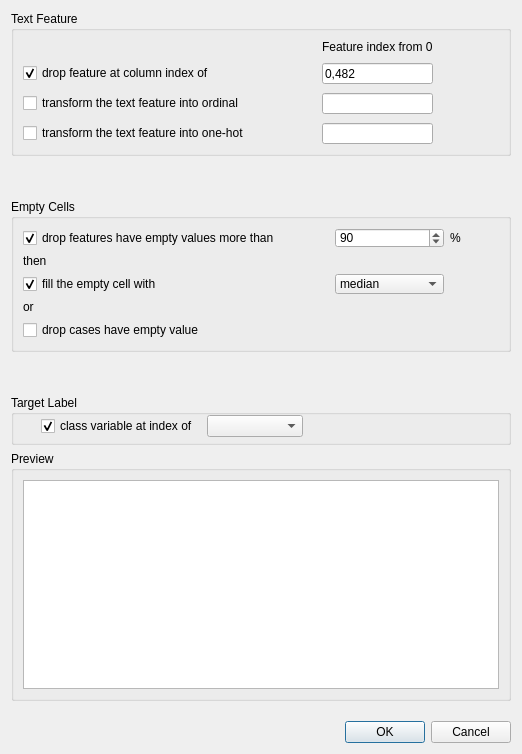
First picture: the form in GUI_part/data_preprocessing.ui, repository Hql1998/graduation_design, before the edit.
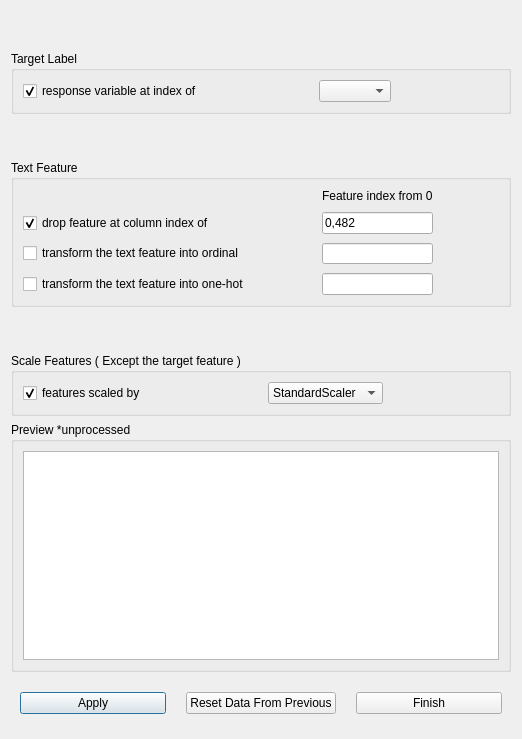
Second picture: the form after the edit.

The edit to the form file:
```diff
--- a/GUI_part/data_preprocessing.ui
+++ b/GUI_part/data_preprocessing.ui
@@ -7,7 +7,7 @@
     <x>0</x>
     <y>0</y>
     <width>518</width>
-    <height>754</height>
+    <height>739</height>
    </rect>
   </property>
   <property name="windowTitle">
@@ -18,7 +18,90 @@
   </property>
   <layout class="QVBoxLayout" name="verticalLayout">
    <item>
-    <widget class="QGroupBox" name="groupBox_3">
+    <spacer name="verticalSpacer_3">
+     <property name="orientation">
+      <enum>Qt::Vertical</enum>
+     </property>
+     <property name="sizeHint" stdset="0">
+      <size>
+       <width>20</width>
+       <height>40</height>
+      </size>
+     </property>
+    </spacer>
+   </item>
+   <item>
+    <widget class="QGroupBox" name="target_label_groupBox">
+     <property name="minimumSize">
+      <size>
+       <width>0</width>
+       <height>50</height>
+      </size>
+     </property>
+     <property name="toolTip">
+      <string>&lt;html&gt;&lt;head/&gt;&lt;body&gt;&lt;p&gt;the class variable you want to predict&lt;/p&gt;&lt;/body&gt;&lt;/html&gt;</string>
+     </property>
+     <property name="title">
+      <string>Target Label</string>
+     </property>
+     <layout class="QGridLayout" name="gridLayout_4">
+      <item row="0" column="3">
+       <spacer name="horizontalSpacer_5">
+        <property name="orientation">
+         <enum>Qt::Horizontal</enum>
+        </property>
+        <property name="sizeHint" stdset="0">
+         <size>
+          <width>40</width>
+          <height>20</height>
+         </size>
+        </property>
+       </spacer>
+      </item>
+      <item row="0" column="2">
+       <widget class="QComboBox" name="target_index_comb"/>
+      </item>
+      <item row="0" column="0">
+       <widget class="QCheckBox" name="set_target_cb">
+        <property name="text">
+         <string>response variable at index of </string>
+        </property>
+        <property name="checked">
+         <bool>true</bool>
+        </property>
+       </widget>
+      </item>
+      <item row="0" column="1">
+       <spacer name="horizontalSpacer_6">
+        <property name="orientation">
+         <enum>Qt::Horizontal</enum>
+        </property>
+        <property name="sizeHint" stdset="0">
+         <size>
+          <width>40</width>
+          <height>20</height>
+         </size>
+        </property>
+       </spacer>
+      </item>
+     </layout>
+    </widget>
+   </item>
+   <item>
+    <spacer name="verticalSpacer_4">
+     <property name="orientation">
+      <enum>Qt::Vertical</enum>
+     </property>
+     <property name="sizeHint" stdset="0">
+      <size>
+       <width>20</width>
+       <height>40</height>
+      </size>
+     </property>
+    </spacer>
+   </item>
+   <item>
+    <widget class="QGroupBox" name="text_feature_groupBox">
      <property name="minimumSize">
       <size>
        <width>0</width>
@@ -105,134 +188,6 @@
      </layout>
     </widget>
    </item>
-   <item>
-    <spacer name="verticalSpacer_4">
-     <property name="orientation">
-      <enum>Qt::Vertical</enum>
-     </property>
-     <property name="sizeHint" stdset="0">
-      <size>
-       <width>20</width>
-       <height>40</height>
-      </size>
-     </property>
-    </spacer>
-   </item>
-   <item>
-    <widget class="QGroupBox" name="groupBox">
-     <property name="minimumSize">
-      <size>
-       <width>400</width>
-       <height>100</height>
-      </size>
-     </property>
-     <property name="title">
-      <string>Empty Cells</string>
-     </property>
-     <layout class="QGridLayout" name="gridLayout_2">
-      <item row="3" column="0">
-       <widget class="QLabel" name="label_4">
-        <property name="text">
-         <string>or</string>
-        </property>
-       </widget>
-      </item>
-      <item row="0" column="0">
-       <widget class="QCheckBox" name="drop_feature_by_threshold">
-        <property name="text">
-         <string>drop features have empty values more than</string>
-        </property>
-        <property name="checked">
-         <bool>true</bool>
-        </property>
-       </widget>
-      </item>
-      <item row="0" column="3">
-       <widget class="QLabel" name="label_2">
-        <property name="text">
-         <string>%</string>
-        </property>
-       </widget>
-      </item>
-      <item row="1" column="0">
-       <widget class="QLabel" name="label_3">
-        <property name="text">
-         <string>then</string>
-        </property>
-       </widget>
-      </item>
-      <item row="0" column="2">
-       <widget class="QSpinBox" name="threshold_sb">
-        <property name="value">
-         <number>90</number>
-        </property>
-       </widget>
-      </item>
-      <item row="2" column="0">
-       <widget class="QCheckBox" name="checkBox_2">
-        <property name="text">
-         <string>fill the empty cell with</string>
-        </property>
-        <property name="checked">
-         <bool>true</bool>
-        </property>
-       </widget>
-      </item>
-      <item row="2" column="2">
-       <widget class="QComboBox" name="comboBox">
-        <item>
-         <property name="text">
-          <string>median</string>
-         </property>
-        </item>
-        <item>
-         <property name="text">
-          <string>mean</string>
-         </property>
-        </item>
-        <item>
-         <property name="text">
-          <string>most_frequent</string>
-         </property>
-        </item>
-       </widget>
-      </item>
-      <item row="4" column="0">
-       <widget class="QCheckBox" name="checkBox_3">
-        <property name="text">
-         <string>drop cases have empty value</string>
-        </property>
-       </widget>
-      </item>
-      <item row="2" column="1">
-       <spacer name="horizontalSpacer_3">
-        <property name="orientation">
-         <enum>Qt::Horizontal</enum>
-        </property>
-        <property name="sizeHint" stdset="0">
-         <size>
-          <width>40</width>
-          <height>20</height>
-         </size>
-        </property>
-       </spacer>
-      </item>
-      <item row="2" column="3">
-       <spacer name="horizontalSpacer_4">
-        <property name="orientation">
-         <enum>Qt::Horizontal</enum>
-        </property>
-        <property name="sizeHint" stdset="0">
-         <size>
-          <width>40</width>
-          <height>20</height>
-         </size>
-        </property>
-       </spacer>
-      </item>
-     </layout>
-    </widget>
-   </item>
    <item>
     <spacer name="verticalSpacer_2">
      <property name="orientation">
@@ -258,33 +213,65 @@
       <string>&lt;html&gt;&lt;head/&gt;&lt;body&gt;&lt;p&gt;the class variable you want to predict&lt;/p&gt;&lt;/body&gt;&lt;/html&gt;</string>
      </property>
      <property name="title">
-      <string>Target Label</string>
+      <string>Scale Features ( Except the target feature )</string>
      </property>
-     <widget class="QWidget" name="">
-      <property name="geometry">
-       <rect>
-        <x>30</x>
-        <y>20</y>
-        <width>262</width>
-        <height>22</height>
-       </rect>
-      </property>
-      <layout class="QGridLayout" name="gridLayout_4">
-       <item row="0" column="0">
-        <widget class="QCheckBox" name="checkBox_4">
+     <layout class="QGridLayout" name="gridLayout_5">
+      <item row="0" column="0">
+       <widget class="QCheckBox" name="scaled_cb">
+        <property name="text">
+         <string>features scaled by</string>
+        </property>
+        <property name="checked">
+         <bool>true</bool>
+        </property>
+       </widget>
+      </item>
+      <item row="0" column="2">
+       <widget class="QComboBox" name="scale_by_comb">
+        <item>
          <property name="text">
-          <string>class variable at index of </string>
+          <string>StandardScaler</string>
          </property>
-         <property name="checked">
-          <bool>true</bool>
+        </item>
+        <item>
+         <property name="text">
+          <string>MinMaxScaler</string>
          </property>
-        </widget>
-       </item>
-       <item row="0" column="1">
-        <widget class="QComboBox" name="comboBox_2"/>
-       </item>
-      </layout>
-     </widget>
+        </item>
+        <item>
+         <property name="text">
+          <string>RobustScaler</string>
+         </property>
+        </item>
+       </widget>
+      </item>
+      <item row="0" column="1">
+       <spacer name="horizontalSpacer_7">
+        <property name="orientation">
+         <enum>Qt::Horizontal</enum>
+        </property>
+        <property name="sizeHint" stdset="0">
+         <size>
+          <width>40</width>
+          <height>20</height>
+         </size>
+        </property>
+       </spacer>
+      </item>
+      <item row="0" column="3">
+       <spacer name="horizontalSpacer_8">
+        <property name="orientation">
+         <enum>Qt::Horizontal</enum>
+        </property>
+        <property name="sizeHint" stdset="0">
+         <size>
+          <width>40</width>
+          <height>20</height>
+         </size>
+        </property>
+       </spacer>
+      </item>
+     </layout>
     </widget>
    </item>
    <item>
@@ -309,7 +296,7 @@
       </size>
      </property>
      <property name="title">
-      <string>Preview</string>
+      <string>Preview *unprocessed</string>
      </property>
      <layout class="QVBoxLayout" name="verticalLayout_3">
       <item>
@@ -319,26 +306,39 @@
     </widget>
    </item>
    <item>
-    <spacer name="verticalSpacer_3">
-     <property name="orientation">
-      <enum>Qt::Vertical</enum>
-     </property>
-     <property name="sizeHint" stdset="0">
+    <widget class="QWidget" name="widget" native="true">
+     <property name="minimumSize">
       <size>
-       <width>20</width>
-       <height>17</height>
+       <width>0</width>
+       <height>50</height>
       </size>
      </property>
-    </spacer>
-   </item>
-   <item>
-    <widget class="QDialogButtonBox" name="buttonBox">
-     <property name="orientation">
-      <enum>Qt::Horizontal</enum>
-     </property>
-     <property name="standardButtons">
-      <set>QDialogButtonBox::Cancel|QDialogButtonBox::Ok</set>
-     </property>
+     <layout class="QGridLayout" name="gridLayout">
+      <property name="horizontalSpacing">
+       <number>20</number>
+      </property>
+      <item row="0" column="0">
+       <widget class="QPushButton" name="apply_btn">
+        <property name="text">
+         <string>Apply</string>
+        </property>
+       </widget>
+      </item>
+      <item row="0" column="3">
+       <widget class="QPushButton" name="finish_btn">
+        <property name="text">
+         <string>Finish</string>
+        </property>
+       </widget>
+      </item>
+      <item row="0" column="2">
+       <widget class="QPushButton" name="reset_btn">
+        <property name="text">
+         <string>Reset Data From Previous</string>
+        </property>
+       </widget>
+      </item>
+     </layout>
     </widget>
    </item>
   </layout>
```
Left out of the diff: 221 changed lines with no effect on the pictures.
